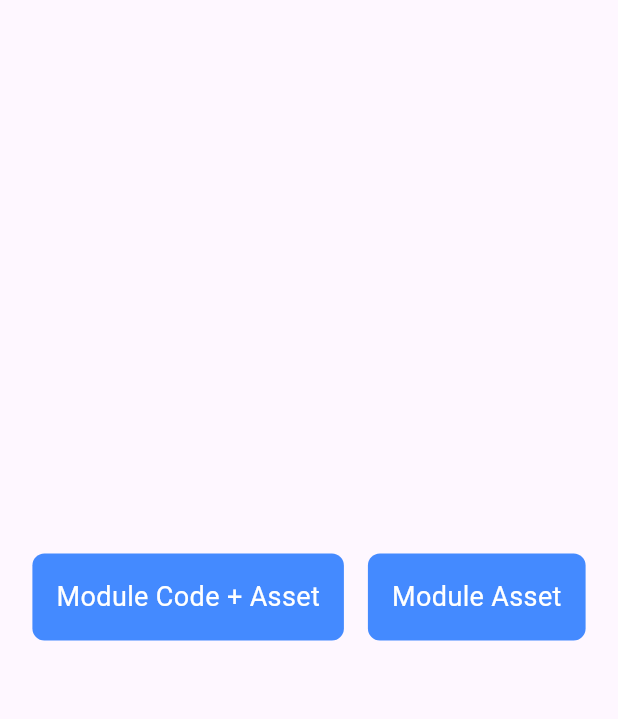
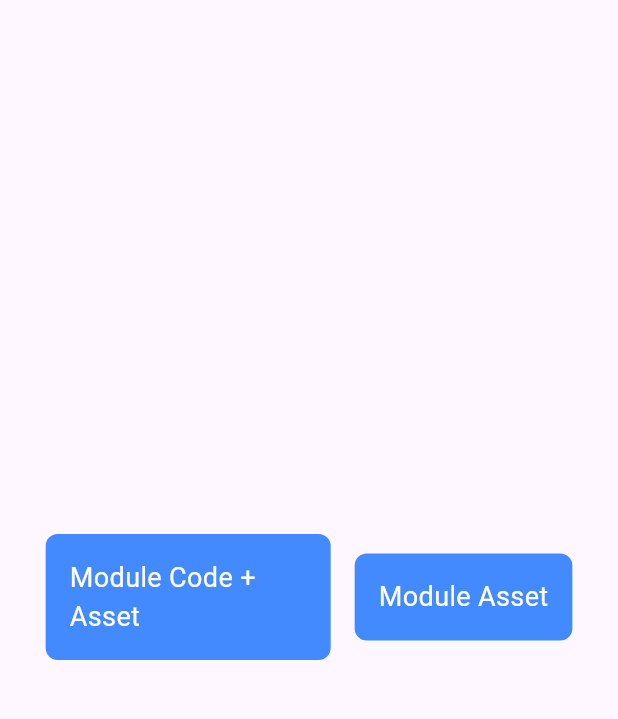
Before and after one commit to letanssang/test_dynamic_module, a Flutter app: the screen it shows after launch, on a phone screen of 412 x 824 dp, the part 63-782 px from its top. Run offline on Flutter 3.47's test engine with Material 3 defaults, Android fonts, the phone set to English and light mode, and no system bars; our stand-ins replace video_player.

Commit message:
change version

```diff
--- a/lib/home_view.dart
+++ b/lib/home_view.dart
@@ -61,17 +61,21 @@ class _HomeViewState extends State<HomeView> {
                 child: Row(
                   mainAxisAlignment: MainAxisAlignment.center,
                   children: [
-                    _buildModuleItem(
+                    Flexible(
+                      child: _buildModuleItem(
                         'Module Code + Asset',
                         _loadCodeAssetModule,
                       ),
-                    _buildModuleItem('Module Asset', () {
+                    ),
+                    Flexible(
+                      child: _buildModuleItem('Module Asset', () {
                         Navigator.of(context).push(
                           MaterialPageRoute(
                             builder: (_) => const ImagesPageView(),
                           ),
                         );
                       }),
+                    ),
                   ],
                 ),
               ),
--- a/lib/main.dart
+++ b/lib/main.dart
@@ -1,7 +1,7 @@
 import 'package:flutter/material.dart';
 import 'package:test_dynamic_module/home_view.dart';
 
-void main() {
+void main() async {
   runApp(const MyApp());
 }
 
```
Also changed, not shown: 1 other file. Lines whose indentation alone changed are shown as unchanged.
